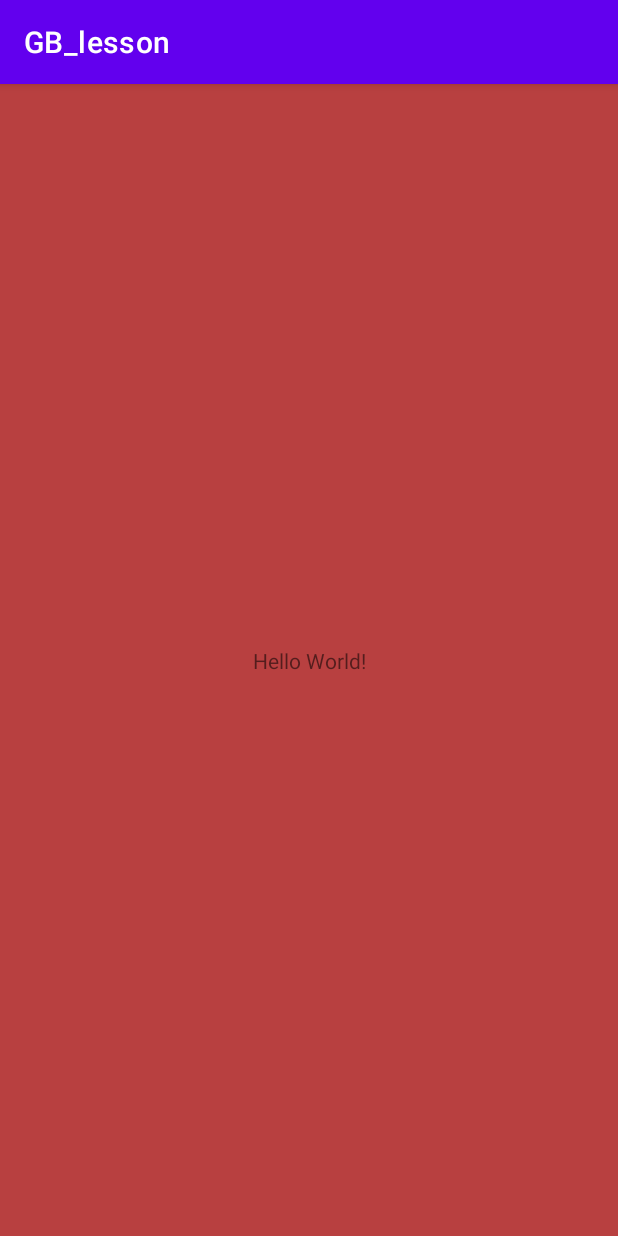
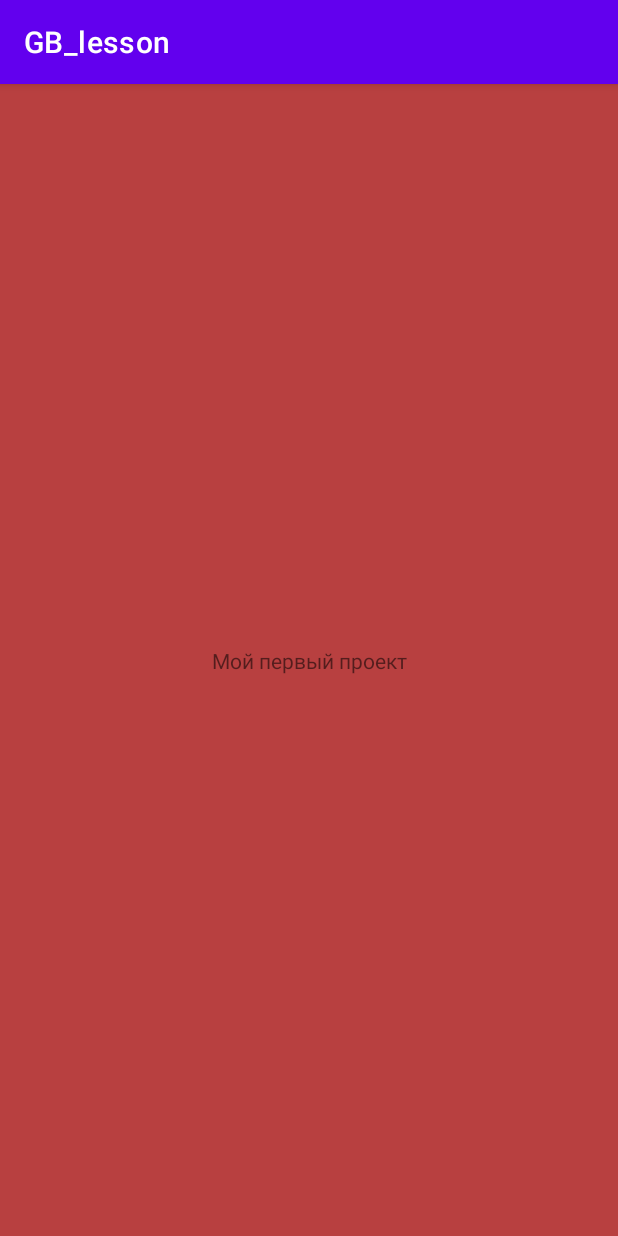
Before and after one commit to OlegOsenov/Git_GB_lesson, an Android app: the screen it shows after launch (MainActivity), on a phone screen of 412 x 824 dp. Run offline under Robolectric (Android 15) with nearby library versions, the phone set to English and light mode, and no system bars.

Commit message:
new text

```diff
--- a/app/src/main/res/layout/activity_main.xml
+++ b/app/src/main/res/layout/activity_main.xml
@@ -10,7 +10,7 @@
     <TextView
         android:layout_width="wrap_content"
         android:layout_height="wrap_content"
-        android:text="Hello World!"
+        android:text="@string/ferst_project"
         app:layout_constraintBottom_toBottomOf="parent"
         app:layout_constraintLeft_toLeftOf="parent"
         app:layout_constraintRight_toRightOf="parent"
--- a/app/src/main/res/values/strings.xml
+++ b/app/src/main/res/values/strings.xml
@@ -1,3 +1,4 @@
 <resources>
     <string name="app_name">GB_lesson</string>
+    <string name="ferst_project">Мой первый проект</string>
 </resources>
```
